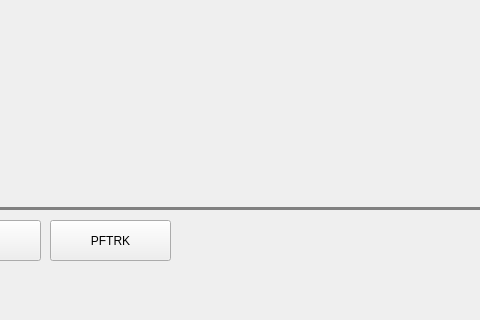
Old version of the form Form Files/COMPUTER_VISION.ui in the repository goobncl/CV_PROTO; both pictures show x 90 to 570 and y 280 to 600 of the 661 by 600 pixel window.
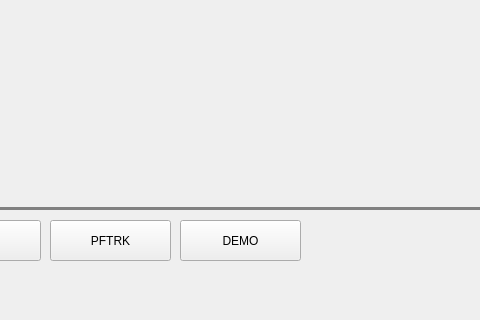
New version of the form.

Commit message: 모듈성/확장성 개선 리펙토링 세번째

```diff
--- a/Form Files/COMPUTER_VISION.ui
+++ b/Form Files/COMPUTER_VISION.ui
@@ -74,6 +74,19 @@
      <string>PFTRK</string>
     </property>
    </widget>
+   <widget class="QPushButton" name="demoBtn">
+    <property name="geometry">
+     <rect>
+      <x>270</x>
+      <y>500</y>
+      <width>121</width>
+      <height>41</height>
+     </rect>
+    </property>
+    <property name="text">
+     <string>DEMO</string>
+    </property>
+   </widget>
   </widget>
  </widget>
  <layoutdefault spacing="6" margin="11"/>
```
The commit also changes 2 other files.
